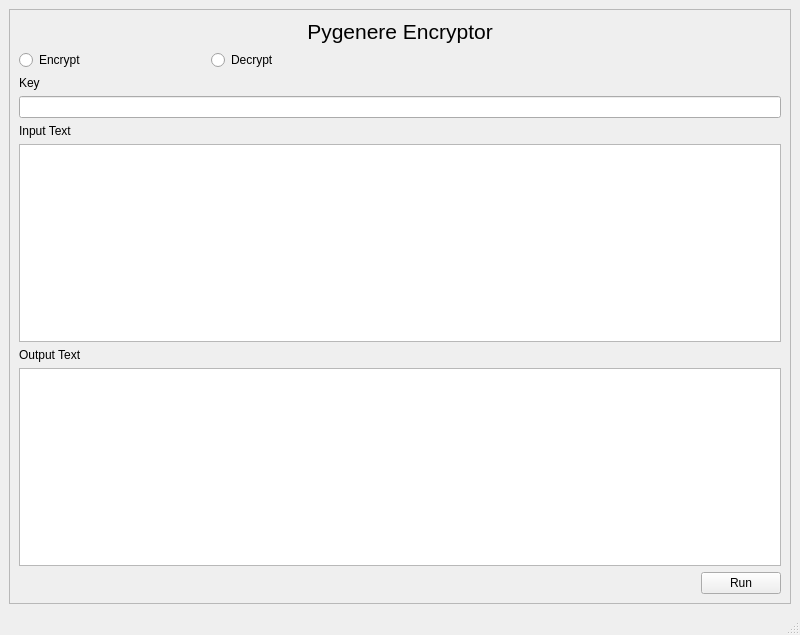
Old version of the form gui.ui in the repository rc14193/PyGenereEncryptor.
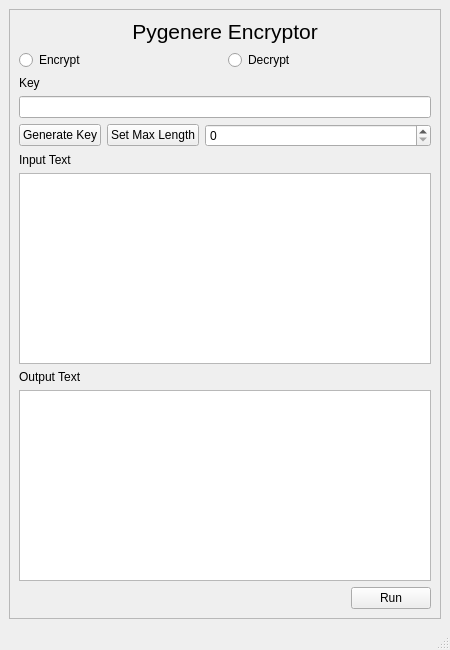
New version of the form.

The edit to the form file:
```diff
--- a/gui.ui
+++ b/gui.ui
@@ -6,8 +6,8 @@
    <rect>
     <x>0</x>
     <y>0</y>
-    <width>800</width>
-    <height>635</height>
+    <width>450</width>
+    <height>650</height>
    </rect>
   </property>
   <property name="windowTitle">
@@ -23,58 +23,8 @@
       <property name="frameShadow">
        <enum>QFrame::Raised</enum>
       </property>
-      <layout class="QGridLayout" name="gridLayout">
-       <item row="3" column="0" colspan="2">
-        <layout class="QVBoxLayout" name="verticalLayout_3">
-         <item>
-          <widget class="QLabel" name="key_label">
-           <property name="text">
-            <string>Key</string>
-           </property>
-          </widget>
-         </item>
-         <item>
-          <widget class="QLineEdit" name="key_lineEdit"/>
-         </item>
-         <item>
-          <widget class="QLabel" name="input_label">
-           <property name="text">
-            <string>Input Text</string>
-           </property>
-          </widget>
-         </item>
-         <item>
-          <widget class="QTextEdit" name="input_textEdit"/>
-         </item>
-         <item>
-          <widget class="QLabel" name="out_text_label">
-           <property name="text">
-            <string>Output Text</string>
-           </property>
-          </widget>
-         </item>
-         <item>
-          <widget class="QTextEdit" name="output_text"/>
-         </item>
-         <item>
-          <widget class="QPushButton" name="cipher_exec">
-           <property name="sizePolicy">
-            <sizepolicy hsizetype="Maximum" vsizetype="Fixed">
-             <horstretch>0</horstretch>
-             <verstretch>0</verstretch>
-            </sizepolicy>
-           </property>
-           <property name="layoutDirection">
-            <enum>Qt::RightToLeft</enum>
-           </property>
-           <property name="text">
-            <string>Run</string>
-           </property>
-          </widget>
-         </item>
-        </layout>
-       </item>
-       <item row="0" column="0" rowspan="2" colspan="2">
+      <layout class="QVBoxLayout" name="verticalLayout_3">
+       <item>
         <layout class="QVBoxLayout" name="verticalLayout_2">
          <item>
           <widget class="QLabel" name="title_label">
@@ -93,7 +43,7 @@
          </item>
         </layout>
        </item>
-       <item row="2" column="0">
+       <item>
         <layout class="QHBoxLayout" name="horizontalLayout_3">
          <item>
           <widget class="QRadioButton" name="encrypt_radioButton">
@@ -111,6 +61,85 @@
          </item>
         </layout>
        </item>
+       <item>
+        <widget class="QLabel" name="key_label">
+         <property name="text">
+          <string>Key</string>
+         </property>
+        </widget>
+       </item>
+       <item>
+        <widget class="QLineEdit" name="key_lineEdit"/>
+       </item>
+       <item>
+        <layout class="QHBoxLayout" name="horizontalLayout">
+         <item>
+          <widget class="QPushButton" name="gen_key_pushButton">
+           <property name="sizePolicy">
+            <sizepolicy hsizetype="Maximum" vsizetype="Fixed">
+             <horstretch>0</horstretch>
+             <verstretch>0</verstretch>
+            </sizepolicy>
+           </property>
+           <property name="text">
+            <string>Generate Key</string>
+           </property>
+          </widget>
+         </item>
+         <item>
+          <widget class="QPushButton" name="max_pushButton">
+           <property name="sizePolicy">
+            <sizepolicy hsizetype="Maximum" vsizetype="Fixed">
+             <horstretch>0</horstretch>
+             <verstretch>0</verstretch>
+            </sizepolicy>
+           </property>
+           <property name="text">
+            <string>Set Max Length</string>
+           </property>
+          </widget>
+         </item>
+         <item>
+          <widget class="QSpinBox" name="key_len_spinBox"/>
+         </item>
+        </layout>
+       </item>
+       <item>
+        <widget class="QLabel" name="input_label">
+         <property name="text">
+          <string>Input Text</string>
+         </property>
+        </widget>
+       </item>
+       <item>
+        <widget class="QTextEdit" name="input_textEdit"/>
+       </item>
+       <item>
+        <widget class="QLabel" name="out_text_label">
+         <property name="text">
+          <string>Output Text</string>
+         </property>
+        </widget>
+       </item>
+       <item>
+        <widget class="QTextEdit" name="output_text"/>
+       </item>
+       <item>
+        <widget class="QPushButton" name="cipher_exec">
+         <property name="sizePolicy">
+          <sizepolicy hsizetype="Maximum" vsizetype="Fixed">
+           <horstretch>0</horstretch>
+           <verstretch>0</verstretch>
+          </sizepolicy>
+         </property>
+         <property name="layoutDirection">
+          <enum>Qt::RightToLeft</enum>
+         </property>
+         <property name="text">
+          <string>Run</string>
+         </property>
+        </widget>
+       </item>
       </layout>
      </widget>
     </item>
```
Left out of the diff: 2 changed lines with no effect on the pictures.
